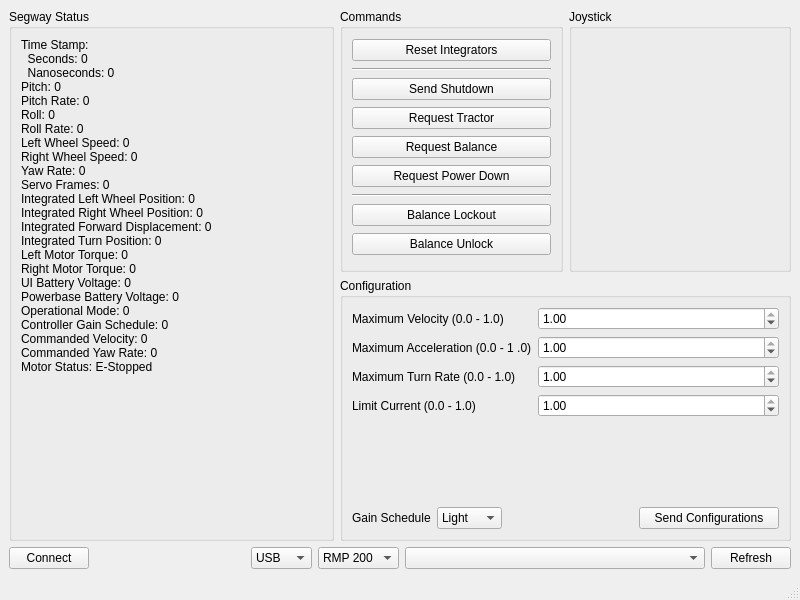
Old version of the form include/segwayrmp/gui/segwayrmp_gui.ui in the repository segwayrmp/libsegwayrmp.
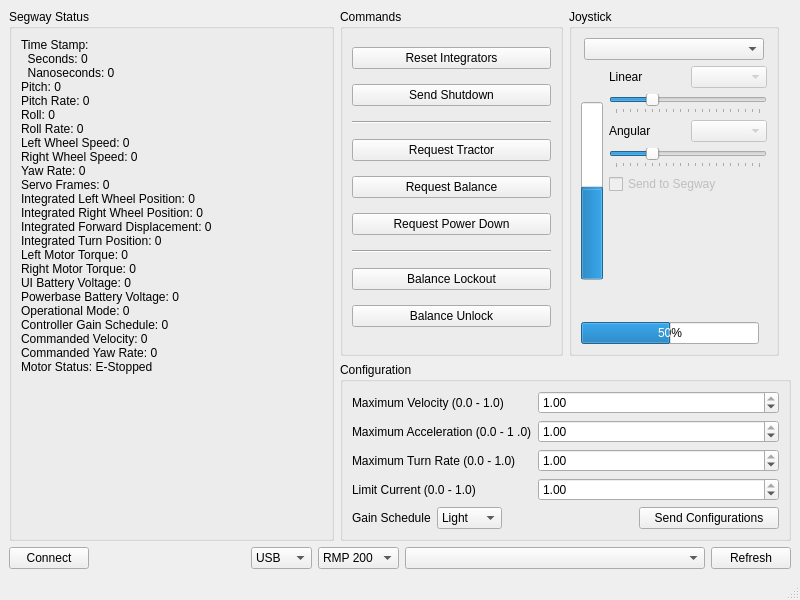
New version of the form.

Commit message: Added joystick support, and other improvements to the GUI

The edit to the form file:
```diff
--- a/include/segwayrmp/gui/segwayrmp_gui.ui
+++ b/include/segwayrmp/gui/segwayrmp_gui.ui
@@ -40,7 +40,7 @@
          </property>
         </widget>
        </item>
-       <item row="2" column="0">
+       <item row="1" column="0">
         <widget class="QPushButton" name="disable_motors_button">
          <property name="text">
           <string>Send Shutdown</string>
@@ -89,8 +89,8 @@
          </property>
         </widget>
        </item>
-       <item row="1" column="0">
-        <widget class="Line" name="line_2">
+       <item row="2" column="0">
+        <widget class="Line" name="line_3">
          <property name="orientation">
           <enum>Qt::Horizontal</enum>
          </property>
@@ -192,9 +192,195 @@
     </item>
     <item row="0" column="3" colspan="2">
      <widget class="QGroupBox" name="groupBox_4">
+      <property name="maximumSize">
+       <size>
+        <width>210</width>
+        <height>16777215</height>
+       </size>
+      </property>
       <property name="title">
        <string>Joystick</string>
       </property>
+      <layout class="QVBoxLayout" name="verticalLayout_2">
+       <item>
+        <layout class="QHBoxLayout" name="horizontalLayout_2">
+         <item>
+          <widget class="QComboBox" name="joy_list_cb">
+           <property name="maximumSize">
+            <size>
+             <width>180</width>
+             <height>16777215</height>
+            </size>
+           </property>
+          </widget>
+         </item>
+        </layout>
+       </item>
+       <item>
+        <layout class="QHBoxLayout" name="horizontalLayout_3">
+         <item>
+          <widget class="QProgressBar" name="lv_pb">
+           <property name="enabled">
+            <bool>true</bool>
+           </property>
+           <property name="minimumSize">
+            <size>
+             <width>0</width>
+             <height>178</height>
+            </size>
+           </property>
+           <property name="maximumSize">
+            <size>
+             <width>16777215</width>
+             <height>178</height>
+            </size>
+           </property>
+           <property name="minimum">
+            <number>-100</number>
+           </property>
+           <property name="value">
+            <number>0</number>
+           </property>
+           <property name="orientation">
+            <enum>Qt::Vertical</enum>
+           </property>
+          </widget>
+         </item>
+         <item>
+          <layout class="QVBoxLayout" name="verticalLayout_3">
+           <item>
+            <layout class="QHBoxLayout" name="horizontalLayout_4">
+             <item>
+              <widget class="QLabel" name="label_3">
+               <property name="text">
+                <string>Linear</string>
+               </property>
+              </widget>
+             </item>
+             <item>
+              <widget class="QComboBox" name="lv_axis_cb">
+               <property name="enabled">
+                <bool>false</bool>
+               </property>
+              </widget>
+             </item>
+            </layout>
+           </item>
+           <item>
+            <widget class="QSlider" name="lv_scale_slider">
+             <property name="maximum">
+              <number>100</number>
+             </property>
+             <property name="singleStep">
+              <number>5</number>
+             </property>
+             <property name="pageStep">
+              <number>25</number>
+             </property>
+             <property name="value">
+              <number>25</number>
+             </property>
+             <property name="orientation">
+              <enum>Qt::Horizontal</enum>
+             </property>
+             <property name="tickPosition">
+              <enum>QSlider::TicksBelow</enum>
+             </property>
+            </widget>
+           </item>
+           <item>
+            <layout class="QHBoxLayout" name="horizontalLayout_5">
+             <item>
+              <widget class="QLabel" name="label_6">
+               <property name="text">
+                <string>Angular</string>
+               </property>
+              </widget>
+             </item>
+             <item>
+              <widget class="QComboBox" name="av_axis_cb">
+               <property name="enabled">
+                <bool>false</bool>
+               </property>
+              </widget>
+             </item>
+            </layout>
+           </item>
+           <item>
+            <widget class="QSlider" name="av_scale_slider">
+             <property name="maximum">
+              <number>100</number>
+             </property>
+             <property name="singleStep">
+              <number>5</number>
+             </property>
+             <property name="pageStep">
+              <number>25</number>
+             </property>
+             <property name="value">
+              <number>25</number>
+             </property>
+             <property name="orientation">
+              <enum>Qt::Horizontal</enum>
+             </property>
+             <property name="tickPosition">
+              <enum>QSlider::TicksBelow</enum>
+             </property>
+            </widget>
+           </item>
+           <item>
+            <widget class="QCheckBox" name="send_chb">
+             <property name="enabled">
+              <bool>false</bool>
+             </property>
+             <property name="text">
+              <string>Send to Segway</string>
+             </property>
+            </widget>
+           </item>
+           <item>
+            <spacer name="verticalSpacer">
+             <property name="orientation">
+              <enum>Qt::Vertical</enum>
+             </property>
+             <property name="sizeHint" stdset="0">
+              <size>
+               <width>20</width>
+               <height>40</height>
+              </size>
+             </property>
+            </spacer>
+           </item>
+          </layout>
+         </item>
+        </layout>
+       </item>
+       <item>
+        <widget class="QProgressBar" name="av_pb">
+         <property name="enabled">
+          <bool>true</bool>
+         </property>
+         <property name="minimumSize">
+          <size>
+           <width>178</width>
+           <height>0</height>
+          </size>
+         </property>
+         <property name="maximumSize">
+          <size>
+           <width>178</width>
+           <height>16777215</height>
+          </size>
+         </property>
+         <property name="minimum">
+          <number>-100</number>
+         </property>
+         <property name="value">
+          <number>0</number>
+         </property>
+        </widget>
+       </item>
+      </layout>
      </widget>
     </item>
     <item row="0" column="0" rowspan="2">
```
The commit also changes 4 other files.
